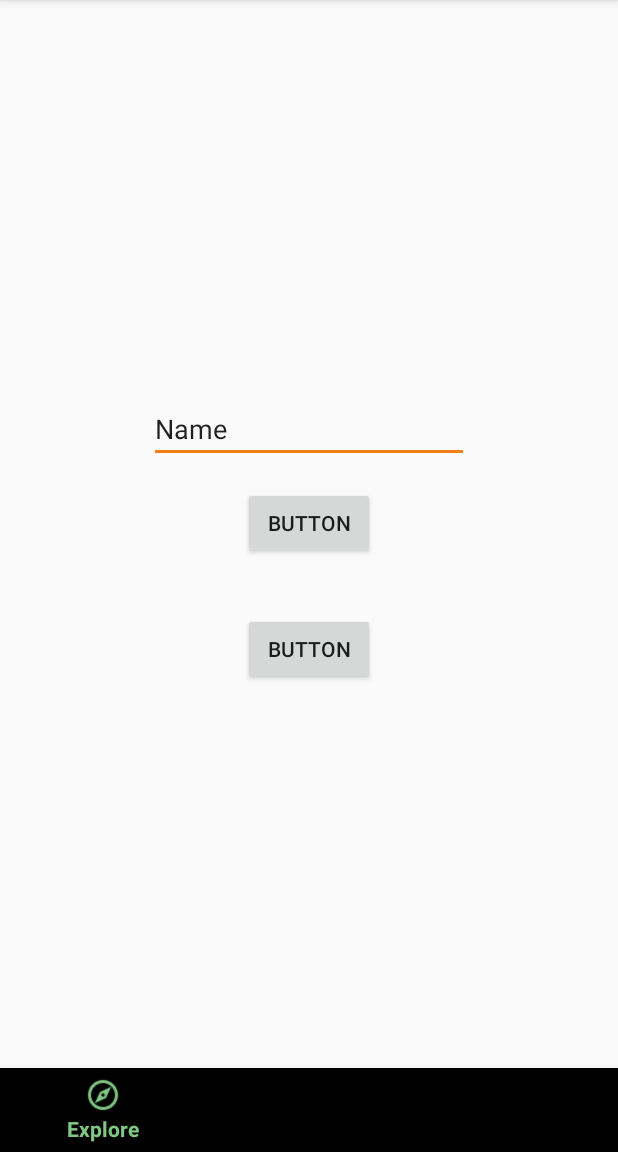
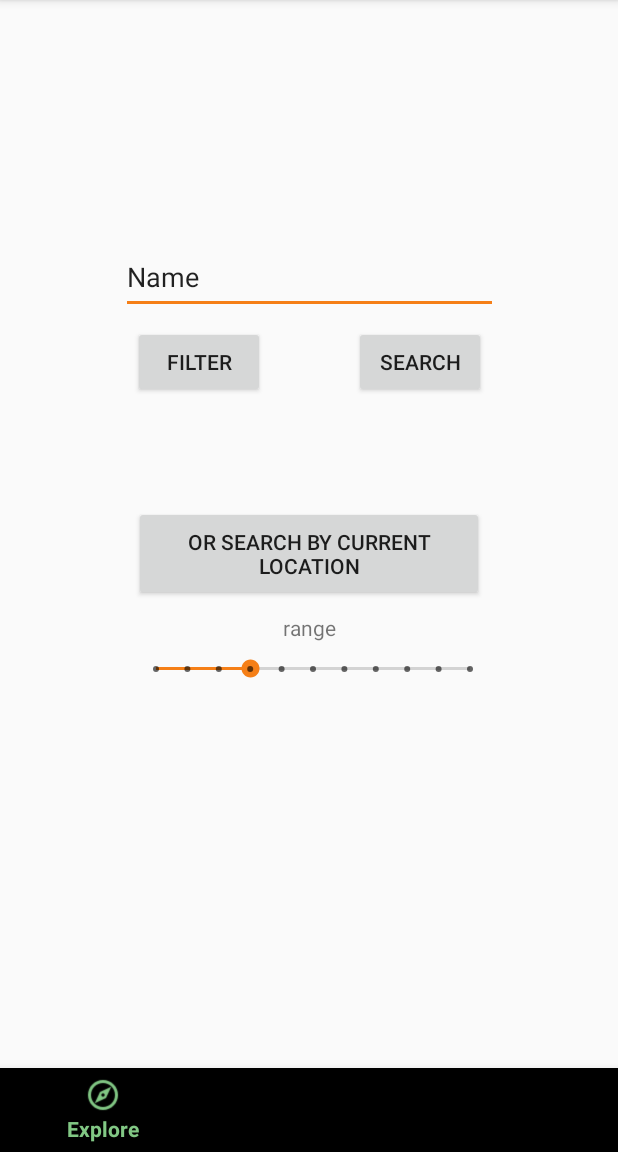
Before and after one commit to joshminton/JustEating, an Android app: the screen it shows after launch (MainActivity), on a phone screen of 412 x 824 dp, the part 84-1236 px from its top. Run offline under Robolectric (Android 15) with nearby library versions, the phone set to English and light mode, and no system bars; our stand-ins replace Volley; network calls fail.

Commit message:
Begun implementation Filters dialog

```diff
--- a/app/src/main/java/com/example/justeating/MainActivity.java
+++ b/app/src/main/java/com/example/justeating/MainActivity.java
@@ -1,8 +1,11 @@
 package com.example.justeating;
 
+import android.app.AlertDialog;
+import android.app.Dialog;
 import android.content.Intent;
 import android.support.annotation.NonNull;
 import android.support.design.internal.BottomNavigationItemView;
+import android.support.v4.app.DialogFragment;
 import android.support.v4.app.FragmentManager;
 import android.support.v4.app.FragmentTransaction;
 import android.support.v7.app.AppCompatActivity;
@@ -10,13 +13,32 @@ import android.os.Bundle;
 import android.support.design.widget.BottomNavigationView;
 import android.view.MenuItem;
 import android.view.View;
+import android.widget.ArrayAdapter;
 import android.widget.EditText;
 
-public class MainActivity extends AppCompatActivity implements BottomNavigationView.OnNavigationItemSelectedListener {
+import com.android.volley.AuthFailureError;
+import com.android.volley.Request;
+import com.android.volley.RequestQueue;
+import com.android.volley.Response;
+import com.android.volley.VolleyError;
+import com.android.volley.toolbox.JsonObjectRequest;
+import com.android.volley.toolbox.Volley;
+
+import org.json.JSONArray;
+import org.json.JSONException;
+import org.json.JSONObject;
+
+import java.util.ArrayList;
+import java.util.HashMap;
+import java.util.Map;
+
+public class MainActivity extends AppCompatActivity implements BottomNavigationView.OnNavigationItemSelectedListener, FilterDialogFragment.FilterDialogListener {
 
     FragmentManager fm = getSupportFragmentManager();
     HomeFragment homeFragment = new HomeFragment();
     ExploreFragment exploreFragment = new ExploreFragment();
+
+    ArrayList<BusinessType> businessTypes = new ArrayList<>();
 
     @Override
     protected void onCreate(Bundle savedInstanceState) {
@@ -26,6 +48,38 @@ public class MainActivity extends AppCompatActivity implements BottomNavigationV
         if (savedInstanceState == null) {
             fm.beginTransaction().add(R.id.frag_frame, homeFragment).commit();
         }
+        importFilters();
+    }
+
+    protected void importFilters(){
+        RequestQueue requestQueue = Volley.newRequestQueue(getApplicationContext());
+        final String typesQuery = "http://api.ratings.food.gov.uk/BusinessTypes";
+        JsonObjectRequest getRequest = new JsonObjectRequest(Request.Method.GET, typesQuery, null,
+                new Response.Listener<JSONObject>() {
+                    @Override
+                    public void onResponse(JSONObject response) {
+                        System.out.println("Got response.");
+                        try {
+                            importEstablishmentTypes(response.getJSONArray("businessTypes"));
+                        } catch (JSONException e) {
+                            e.printStackTrace();
+                        }
+                    }
+                },
+                new Response.ErrorListener() {
+                    @Override
+                    public void onErrorResponse(VolleyError error) {
+                        System.out.println(error.toString());
+                    }
+                }){
+            @Override
+            public Map<String, String> getHeaders() throws AuthFailureError {
+                HashMap<String, String> headers = new HashMap<String, String>();
+                headers.put("x-api-version", "2");
+                return headers;
+            }
+        };
+        requestQueue.add(getRequest);
     }
 
     @Override
@@ -54,4 +108,27 @@ public class MainActivity extends AppCompatActivity implements BottomNavigationV
         searchIntent.putExtra(SearchActivity.EXTRA_QUERY, query);
         startActivity(searchIntent);
     }
+
+    public void onFilterPress(View view){
+        FilterDialogFragment filterDialogFragment = new FilterDialogFragment();
+        filterDialogFragment.setFilterLists(businessTypes);
+        filterDialogFragment.show(getSupportFragmentManager(), "filter");
+    }
+
+    public void onFilterOKClick(FilterDialogFragment dialog){
+        String estabFilter = dialog.getSelectedEstab();
+        String regionFilter = dialog.getSelectedRegion();
+        String authorityFilter = dialog.getSelectedAuthority();
+        System.out.println(estabFilter);
+    }
+
+    public void importEstablishmentTypes(JSONArray establishmentTypes){
+        try{
+            for(int i = 0; i<establishmentTypes.length(); i++){
+                JSONObject jo = establishmentTypes.getJSONObject(i);
+                businessTypes.add(new BusinessType(jo.getString("BusinessTypeName"), jo.getInt("BusinessTypeId")));
+            }
+        }
+        catch(JSONException err){}
+    }
 }
--- a/app/src/main/java/com/example/justeating/SearchActivity.java
+++ b/app/src/main/java/com/example/justeating/SearchActivity.java
@@ -63,7 +63,6 @@ public class SearchActivity extends AppCompatActivity {
     }
 
     public void searchEstablishments(){
-        System.out.println("SEARCH");
         listed = true;
         RequestQueue requestQueue = Volley.newRequestQueue(getApplicationContext());
         final String establishmentQuery = "http://api.ratings.food.gov.uk/establishments?name=" + query;
--- a/app/src/main/res/layout/fragment_home.xml
+++ b/app/src/main/res/layout/fragment_home.xml
@@ -8,50 +8,77 @@
 
 
     <Button
-        android:id="@+id/location_search_btn"
-        android:layout_width="wrap_content"
-        android:layout_height="wrap_content"
+        android:id="@+id/locationSearchBtn"
+        android:layout_width="233dp"
+        android:layout_height="63dp"
         android:layout_marginStart="8dp"
-        android:layout_marginTop="36dp"
+        android:layout_marginTop="128dp"
         android:layout_marginEnd="8dp"
-        android:text="Button"
-        app:layout_constraintBottom_toBottomOf="parent"
+        android:text="@string/searchByLocation"
         app:layout_constraintEnd_toEndOf="parent"
-        app:layout_constraintHorizontal_bias="0.5"
         app:layout_constraintStart_toStartOf="parent"
-        app:layout_constraintTop_toBottomOf="@+id/search_btn" />
+        app:layout_constraintTop_toBottomOf="@+id/searchBox" />
 
     <EditText
         android:id="@+id/searchBox"
         style="@android:style/Widget.Material.EditText"
-        android:layout_width="wrap_content"
-        android:layout_height="wrap_content"
+        android:layout_width="251dp"
+        android:layout_height="49dp"
         android:layout_marginStart="8dp"
-        android:layout_marginTop="8dp"
+        android:layout_marginTop="160dp"
         android:layout_marginEnd="8dp"
-        android:layout_marginBottom="8dp"
         android:ems="10"
         android:inputType="textPersonName"
         android:text="Name"
-        app:layout_constraintBottom_toTopOf="@+id/search_btn"
         app:layout_constraintEnd_toEndOf="parent"
-        app:layout_constraintHorizontal_bias="0.5"
         app:layout_constraintStart_toStartOf="parent"
         app:layout_constraintTop_toTopOf="parent"
         app:layout_constraintVertical_chainStyle="packed" />
 
     <Button
-        android:id="@+id/search_btn"
+        android:id="@+id/searchBtn"
+        android:layout_width="88dp"
+        android:layout_height="wrap_content"
+        android:layout_marginTop="8dp"
+        android:layout_marginEnd="8dp"
+        android:onClick="onSearchPress"
+        android:text="@string/search"
+        app:layout_constraintEnd_toEndOf="@+id/searchBox"
+        app:layout_constraintTop_toBottomOf="@+id/searchBox" />
+
+    <Button
+        android:id="@+id/filterBtn"
         android:layout_width="wrap_content"
         android:layout_height="wrap_content"
         android:layout_marginStart="8dp"
         android:layout_marginTop="8dp"
+        android:onClick="onFilterPress"
+        android:text="@string/filter"
+        app:layout_constraintStart_toStartOf="@+id/searchBox"
+        app:layout_constraintTop_toBottomOf="@+id/searchBox" />
+
+    <SeekBar
+        android:id="@+id/rangeSeekBar"
+        style="@style/Widget.AppCompat.SeekBar.Discrete"
+        android:layout_width="241dp"
+        android:layout_height="20dp"
+        android:layout_marginStart="8dp"
+        android:layout_marginTop="8dp"
         android:layout_marginEnd="8dp"
-        android:text="Button"
-        android:onClick="onSearchPress"
-        app:layout_constraintBottom_toTopOf="@+id/location_search_btn"
+        android:max="10"
+        android:progress="3"
         app:layout_constraintEnd_toEndOf="parent"
-        app:layout_constraintHorizontal_bias="0.5"
+        app:layout_constraintHorizontal_bias="0.519"
         app:layout_constraintStart_toStartOf="parent"
-        app:layout_constraintTop_toBottomOf="@+id/searchBox" />
+        app:layout_constraintTop_toBottomOf="@+id/rangeText" />
+
+    <TextView
+        android:id="@+id/rangeText"
+        android:layout_width="wrap_content"
+        android:layout_height="wrap_content"
+        android:layout_marginTop="8dp"
+        android:text="range"
+        app:layout_constraintEnd_toEndOf="@+id/locationSearchBtn"
+        app:layout_constraintStart_toStartOf="@+id/locationSearchBtn"
+        app:layout_constraintTop_toBottomOf="@+id/locationSearchBtn" />
 </android.support.constraint.ConstraintLayout>
--- a/app/src/main/res/values/strings.xml
+++ b/app/src/main/res/values/strings.xml
@@ -5,8 +5,9 @@
     <string name="favourites_tab">Favourites</string>
 
     <string name="sort_text">Sort</string>
-    <string name="filter_text">Filter</string>
-
+    <string name="filter">Filter</string>
+    <string name="search">Search</string>
+    <string name="searchByLocation">Or search by current location</string>
 
     <string name="location_request">The application is about to request access to your location.</string>
 
@@ -15,4 +16,13 @@
     <!-- TODO: Remove or change this placeholder text -->
     <string name="hello_blank_fragment">Hello blank fragment</string>
 
+    <string name="r0">0</string>
+    <string name="r1">1</string>
+    <string name="r2">2</string>
+    <string name="r3">3</string>
+    <string name="r4">4</string>
+    <string name="r5">5</string>
+
+
+
 </resources>
```
Also changed, not shown: app/src/main/java/com/example/justeating/BusinessType.java (added, +24 -0 lines), app/src/main/java/com/example/justeating/FilterDialogFragment.java (added, +90 -0 lines), app/src/main/res/layout/dialog_filter.xml (added, +121 -0 lines).
